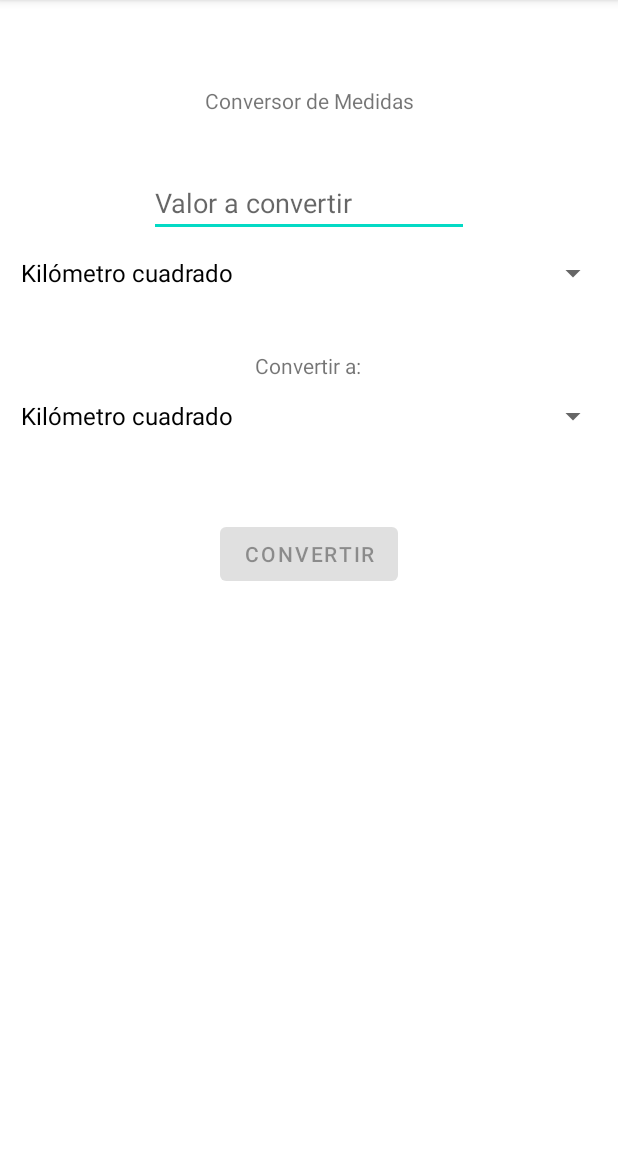
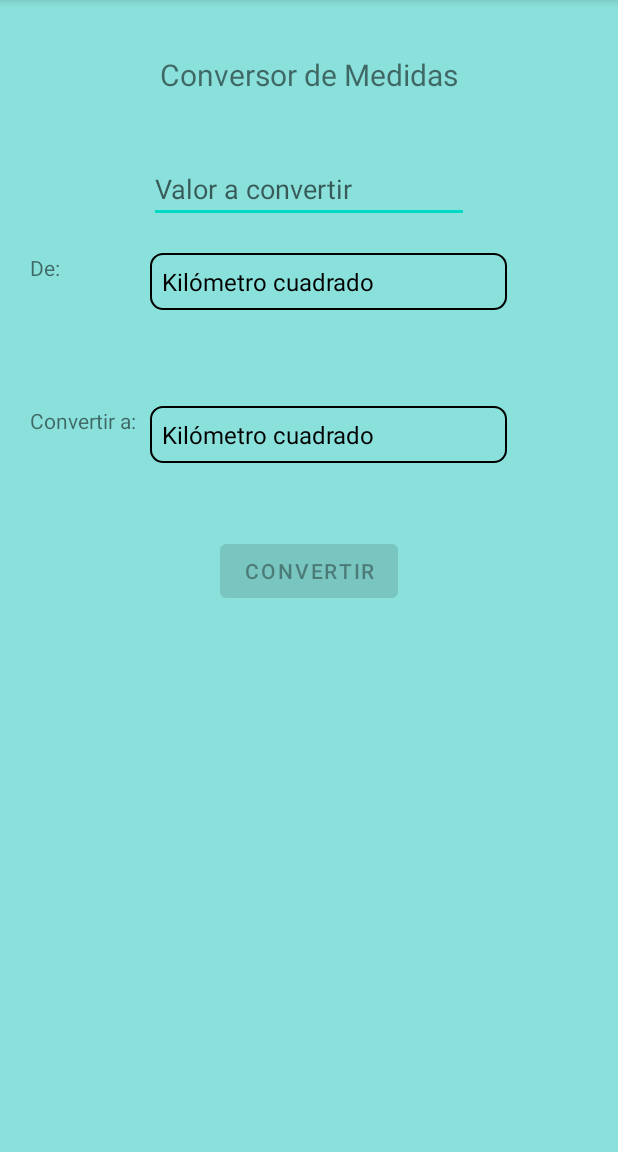
Before and after one commit to marticv/conversor_medidas, an Android app: the screen it shows after launch (MainActivity), on a phone screen of 412 x 824 dp, the part 84-1236 px from its top. Run offline under Robolectric (Android 15) with nearby library versions, the phone set to English and light mode, and no system bars.

Commit message:
aplicandos estilos personalizados

```diff
--- /dev/null
+++ b/app/src/main/res/drawable/spinner_style.xml
@@ -0,0 +1,13 @@
+<?xml version="1.0" encoding="utf-8"?>
+<selector xmlns:android="http://schemas.android.com/apk/res/android">
+    <item>
+        <layer-list>
+            <item>
+                <shape android:shape="rectangle">
+                    <stroke android:width="1dp" android:color="@color/black"/>
+                    <corners android:radius="8dp"/>
+                </shape>
+            </item>
+        </layer-list>
+    </item>
+</selector>
--- a/app/src/main/res/layout/activity_main.xml
+++ b/app/src/main/res/layout/activity_main.xml
@@ -4,68 +4,82 @@
     xmlns:tools="http://schemas.android.com/tools"
     android:layout_width="match_parent"
     android:layout_height="match_parent"
+    android:background="@color/color_propio"
     tools:context=".MainActivity">
 
     <TextView
         android:id="@+id/tvTittle"
         android:layout_width="wrap_content"
         android:layout_height="wrap_content"
+        android:layout_marginTop="36dp"
         android:text="Conversor de Medidas"
-        app:layout_constraintBottom_toBottomOf="parent"
+        android:textSize="20dp"
         app:layout_constraintEnd_toEndOf="parent"
         app:layout_constraintHorizontal_bias="0.5"
         app:layout_constraintStart_toStartOf="parent"
-        app:layout_constraintTop_toTopOf="parent"
-        app:layout_constraintVertical_bias="0.077" />
+        app:layout_constraintTop_toTopOf="parent" />
 
     <EditText
         android:id="@+id/etNumberEntry"
         android:layout_width="wrap_content"
         android:layout_height="wrap_content"
-        android:layout_marginTop="36dp"
+        android:layout_marginTop="40dp"
         android:ems="10"
+        android:hint="Valor a convertir"
         android:inputType="numberDecimal"
-        android:hint="Valor a convertir"
         app:layout_constraintEnd_toEndOf="parent"
-        app:layout_constraintHorizontal_bias="0.5"
         app:layout_constraintStart_toStartOf="parent"
         app:layout_constraintTop_toBottomOf="@+id/tvTittle" />
 
+    <TextView
+        android:id="@+id/tvFrom"
+        android:layout_width="wrap_content"
+        android:layout_height="wrap_content"
+        android:layout_marginEnd="60dp"
+        android:text="De:"
+        app:layout_constraintEnd_toStartOf="@+id/spEntry"
+        app:layout_constraintTop_toTopOf="@+id/spEntry" />
+
     <Spinner
         android:id="@+id/spEntry"
-        android:layout_width="400dp"
-        android:layout_height="wrap_content"
-        android:layout_marginStart="16dp"
-        android:layout_marginEnd="16dp"
+        style="@style/spinner_s"
+        android:layout_width="238dp"
+        android:layout_height="38dp"
+        android:layout_marginTop="52dp"
+        app:layout_constraintBottom_toBottomOf="parent"
         app:layout_constraintEnd_toEndOf="parent"
+        app:layout_constraintHorizontal_bias="0.583"
         app:layout_constraintStart_toStartOf="parent"
-        app:layout_constraintTop_toBottomOf="@+id/etNumberEntry" />
+        app:layout_constraintTop_toBottomOf="@+id/etNumberEntry"
+        app:layout_constraintVertical_bias="0.018" />
 
     <TextView
         android:id="@+id/tvTo"
         android:layout_width="wrap_content"
         android:layout_height="wrap_content"
-        android:layout_marginTop="28dp"
         android:text="Convertir a:"
-        app:layout_constraintEnd_toEndOf="@+id/spEntry"
-        app:layout_constraintHorizontal_bias="0.498"
-        app:layout_constraintStart_toStartOf="@+id/spEntry"
-        app:layout_constraintTop_toBottomOf="@+id/spEntry" />
+        app:layout_constraintStart_toStartOf="@+id/tvFrom"
+        app:layout_constraintTop_toTopOf="@+id/spExit" />
 
     <Spinner
         android:id="@+id/spExit"
-        android:layout_width="400dp"
-        android:layout_height="wrap_content"
+        style="@style/spinner_s"
+        android:layout_width="238dp"
+        android:layout_height="38dp"
+        android:layout_marginTop="80dp"
+        app:layout_constraintBottom_toBottomOf="parent"
         app:layout_constraintEnd_toEndOf="parent"
-        app:layout_constraintHorizontal_bias="0.0"
-        app:layout_constraintStart_toStartOf="@+id/spEntry"
-        app:layout_constraintTop_toBottomOf="@+id/tvTo" />
+        app:layout_constraintHorizontal_bias="0.583"
+        app:layout_constraintStart_toStartOf="parent"
+        app:layout_constraintTop_toBottomOf="@+id/etNumberEntry"
+        app:layout_constraintVertical_bias="0.20" />
 
     <TextView
         android:id="@+id/tvResult"
         android:layout_width="wrap_content"
         android:layout_height="wrap_content"
-        android:layout_marginTop="68dp"
+        android:layout_marginTop="48dp"
+        android:textSize="20dp"
         android:visibility="invisible"
         app:layout_constraintEnd_toEndOf="parent"
         app:layout_constraintHorizontal_bias="0.5"
@@ -76,10 +90,9 @@
         android:id="@+id/btConvert"
         android:layout_width="wrap_content"
         android:layout_height="wrap_content"
-        android:layout_marginTop="44dp"
+        android:layout_marginTop="48dp"
         android:text="Convertir"
         app:layout_constraintEnd_toEndOf="parent"
-        app:layout_constraintHorizontal_bias="0.5"
         app:layout_constraintStart_toStartOf="parent"
         app:layout_constraintTop_toBottomOf="@+id/spExit" />
 
--- a/app/src/main/res/values/colors.xml
+++ b/app/src/main/res/values/colors.xml
@@ -8,4 +8,5 @@
     <color name="black">#FF000000</color>
     <color name="white">#FFFFFFFF</color>
     <color name="red">#FF0000</color>
+    <color name="color_propio">#8ae0db</color>
 </resources>
--- /dev/null
+++ b/app/src/main/res/values/styles.xml
@@ -0,0 +1,11 @@
+<?xml version="1.0" encoding="utf-8"?>
+<resources>
+    <style name="spinner_s">
+        <item name="android:background">@drawable/spinner_style</item>
+        <item name="android:layout_width">match_parent</item>
+        <item name="android:layout_height">wrap_content</item>
+        <item name="android:layout_margin">10dp</item>
+        <item name="android:popupBackground">@color/teal_700</item>
+        <item name="android:radius">5dp</item>
+    </style>
+</resources>
```
